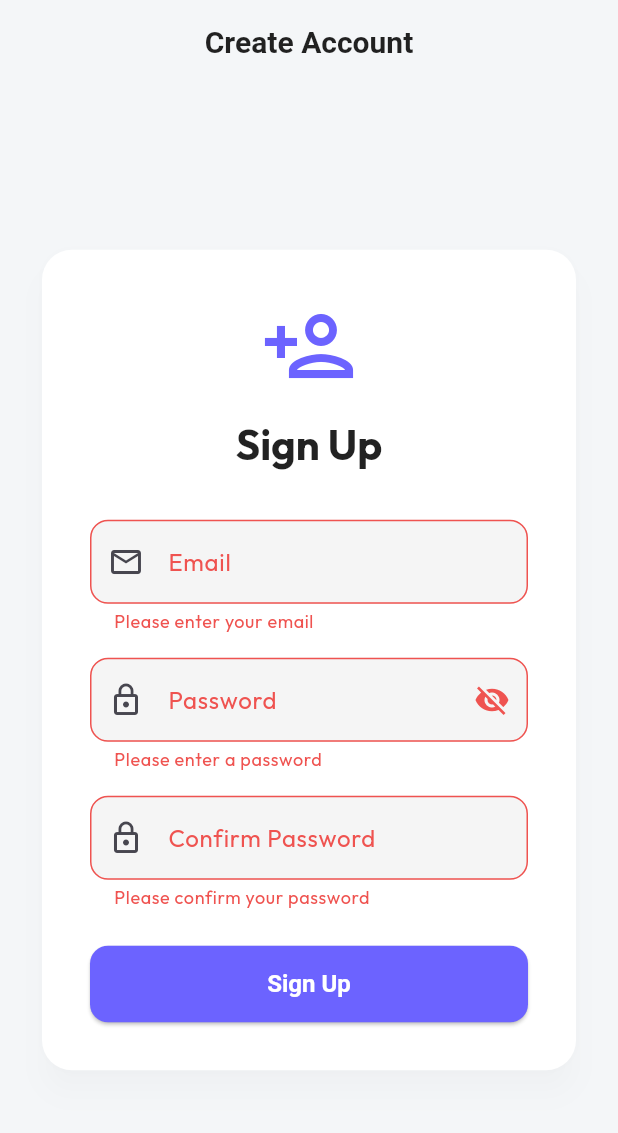
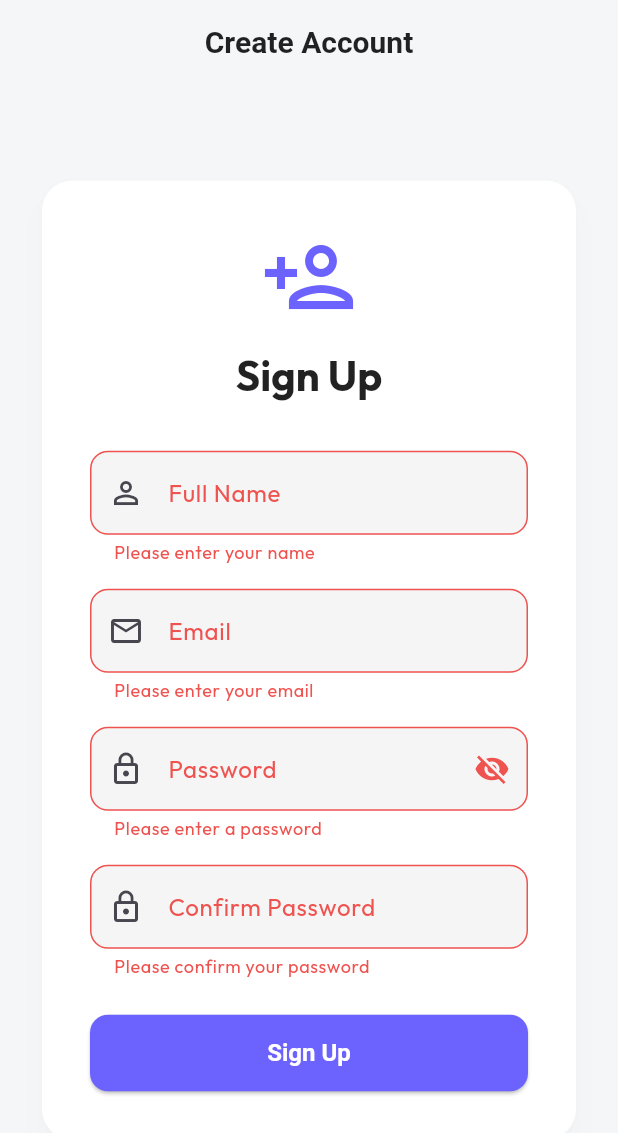
Before and after one commit to Angelkin28/myexpenses-Kin, a Flutter app: the RegisterScreen screen opened by its route, after a tap on "Sign Up", on a phone screen of 412 x 824 dp. Shown: the top 1133 px of the screen. Run offline on Flutter 3.47's test engine with Material 3 defaults, Android fonts, the phone set to English and light mode, and no system bars; our stand-ins replace dio, flutter_dotenv, go_router, google_fonts, image_picker, lottie and 1 more; accounts and stored records are empty; network calls fail.

Commit message:
feat: Add full name field to registration and display in profile
- Added full name input field in RegisterScreen with validation (min 3 chars)
- Updated AuthRepository.signUp() to accept and pass fullName to user_metadata
- Updated AuthProvider.register() to accept fullName parameter
- Updated ProfileProvider to load and store full_name from profiles table
- Modified ProfileScreen to display user's full name instead of user ID
- Full name is automatically stored in profiles table on user registration

```diff
--- a/lib/features/auth/providers/auth_provider.dart
+++ b/lib/features/auth/providers/auth_provider.dart
@@ -63,13 +63,13 @@ class AuthProvider extends ChangeNotifier {
     }
   }
 
-  Future<bool> register(String email, String password) async {
+  Future<bool> register(String email, String password, String fullName) async {
     _isLoading = true;
     _errorMessage = null;
     notifyListeners();
 
     try {
-      await _authRepository.signUp(email, password);
+      await _authRepository.signUp(email, password, fullName);
       _isLoading = false;
       // Note: Usually signup requires email confirmation, so we don't login automatically yet
       // unless Supabase "Enable email confirmations" is OFF.
--- a/lib/features/auth/repositories/auth_repository.dart
+++ b/lib/features/auth/repositories/auth_repository.dart
@@ -6,13 +6,16 @@ import '../models/user_model.dart';
 class AuthRepository {
   final DioClient _dioClient = DioClient();
 
-  Future<UserModel> signUp(String email, String password) async {
+  Future<UserModel> signUp(String email, String password, String fullName) async {
     try {
       final response = await _dioClient.dio.post(
         '/auth/v1/signup',
         data: {
           'email': email,
           'password': password,
+          'user_metadata': {
+            'full_name': fullName,
+          },
         },
       );
 
--- a/lib/features/auth/screens/register_screen.dart
+++ b/lib/features/auth/screens/register_screen.dart
@@ -11,6 +11,7 @@ class RegisterScreen extends StatefulWidget {
 }
 
 class _RegisterScreenState extends State<RegisterScreen> {
+  final _nameController = TextEditingController();
   final _emailController = TextEditingController();
   final _passwordController = TextEditingController();
   final _confirmPasswordController = TextEditingController();
@@ -49,6 +50,21 @@ class _RegisterScreenState extends State<RegisterScreen> {
                           ),
                     ),
                     const SizedBox(height: 32),
+                    TextFormField(
+                      controller: _nameController,
+                      decoration: const InputDecoration(
+                        labelText: 'Full Name',
+                        prefixIcon: Icon(Icons.person_outline),
+                      ),
+                      validator: (value) {
+                        if (value == null || value.isEmpty) {
+                          return 'Please enter your name';
+                        }
+                        if (value.length < 3) return 'Name must be at least 3 characters';
+                        return null;
+                      },
+                    ),
+                    const SizedBox(height: 16),
                     TextFormField(
                       controller: _emailController,
                       decoration: const InputDecoration(
@@ -127,6 +143,7 @@ class _RegisterScreenState extends State<RegisterScreen> {
                                   final success = await authProvider.register(
                                     _emailController.text.trim(),
                                     _passwordController.text.trim(),
+                                    _nameController.text.trim(),
                                   );
                                   if (success && mounted) {
                                     // Navigate to verify
--- a/lib/features/profile/providers/profile_provider.dart
+++ b/lib/features/profile/providers/profile_provider.dart
@@ -8,10 +8,12 @@ class ProfileProvider extends ChangeNotifier {
 
   bool _isLoading = false;
   String? _profilePhotoUrl;
+  String? _fullName;
   String? _error;
 
   bool get isLoading => _isLoading;
   String? get profilePhotoUrl => _profilePhotoUrl;
+  String? get fullName => _fullName;
   String? get error => _error;
 
   Future<void> loadProfile() async {
@@ -25,6 +27,7 @@ class ProfileProvider extends ChangeNotifier {
           response.data is List &&
           response.data.isNotEmpty) {
         _profilePhotoUrl = response.data[0]['profile_photo_url'];
+        _fullName = response.data[0]['full_name'];
       }
     } catch (e) {
       _error = e.toString();
```
Also changed, not shown: lib/features/profile/screens/profile_screen.dart (+2 -7 lines), 1 other file.
